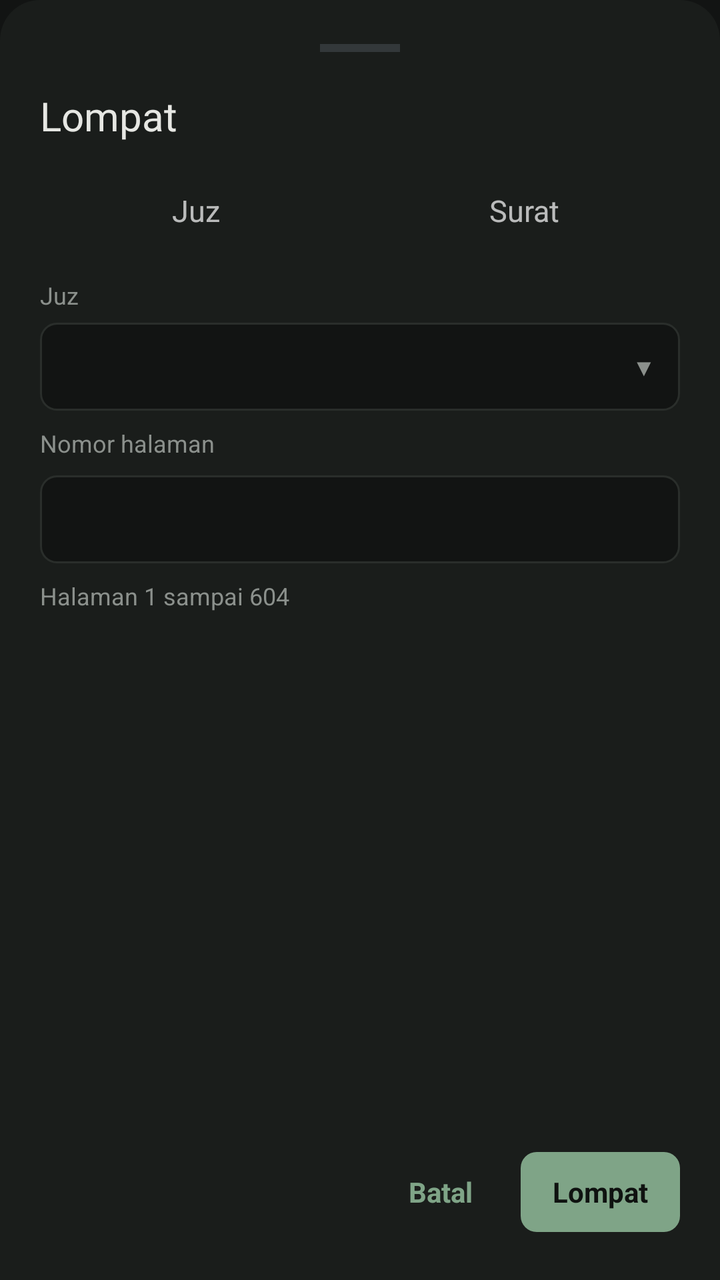
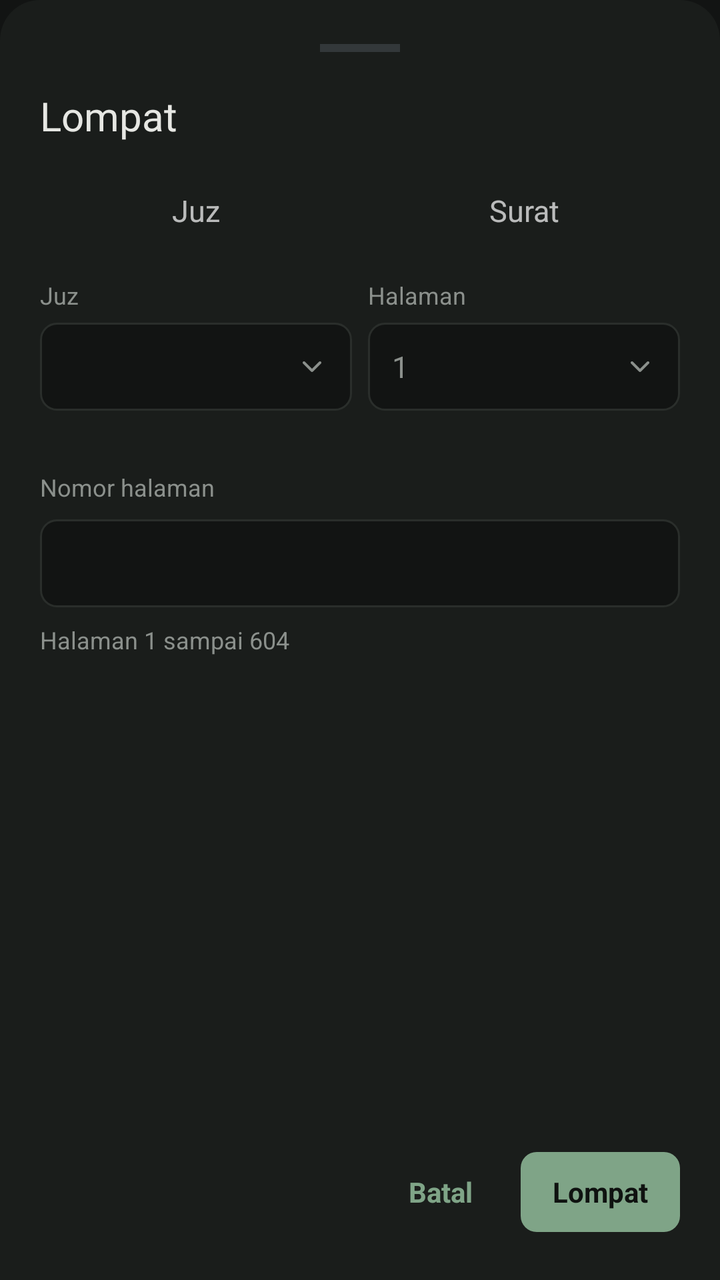

Before-and-after screenshots of an Android layout around one commit, followed by the original layout XML and the change that was made.
<!-- AndroidManifest.xml: application theme Theme.Alquran -->
<!-- res/layout/dialog_lompat.xml -->
<?xml version="1.0" encoding="utf-8"?>
<LinearLayout xmlns:android="http://schemas.android.com/apk/res/android"
    android:layout_width="match_parent"
    android:layout_height="match_parent"
    android:background="@drawable/bg_sheet"
    android:clipChildren="false"
    android:orientation="vertical"
    android:paddingStart="20dp"
    android:paddingTop="14dp"
    android:paddingEnd="20dp"
    android:paddingBottom="24dp">

    
    <FrameLayout
        android:id="@+id/pegangan"
        android:layout_width="match_parent"
        android:layout_height="56dp">

        <View
            android:layout_width="40dp"
            android:layout_height="4dp"
            android:layout_gravity="top|center_horizontal"
            android:layout_marginTop="8dp"
            android:background="@color/frame" />
    </FrameLayout>

    
    <TextView
        android:layout_width="wrap_content"
        android:layout_height="wrap_content"
        android:layout_marginTop="-26dp"
        android:fontFamily="@font/cardo_bold"
        android:text="@string/lompat_judul"
        android:textColor="@color/text"
        android:textSize="20sp" />

    <LinearLayout
        android:layout_width="match_parent"
        android:layout_height="40dp"
        android:layout_marginTop="14dp"
        android:orientation="horizontal">

        <TextView
            android:id="@+id/tab_juz"
            android:layout_width="0dp"
            android:layout_height="match_parent"
            android:layout_weight="1"
            android:gravity="center"
            android:text="@string/lompat_juz"
            android:textSize="15sp" />

        <TextView
            android:id="@+id/tab_surat"
            android:layout_width="0dp"
            android:layout_height="match_parent"
            android:layout_marginStart="8dp"
            android:layout_weight="1"
            android:gravity="center"
            android:text="@string/lompat_surat"
            android:textSize="15sp" />
    </LinearLayout>

    
    <FrameLayout
        android:layout_width="match_parent"
        android:layout_height="0dp"
        android:layout_weight="1"
        android:layout_marginTop="14dp"
        android:clipChildren="false"
        android:clipToPadding="false">

        
        <FrameLayout
            android:id="@+id/panel_juz"
            android:layout_width="match_parent"
            android:layout_height="match_parent"
            android:clipChildren="false"
            android:clipToPadding="false">

            <TextView
                android:layout_width="wrap_content"
                android:layout_height="wrap_content"
                android:text="@string/lompat_juz"
                android:textColor="@color/muted"
                android:textSize="12sp" />

            <LinearLayout
                android:id="@+id/btn_juz"
                android:layout_width="match_parent"
                android:layout_height="44dp"
                android:layout_marginTop="22dp"
                android:background="@drawable/bg_isi"
                android:clickable="true"
                android:focusable="true"
                android:gravity="center_vertical"
                android:orientation="horizontal"
                android:paddingStart="12dp"
                android:paddingEnd="12dp">

                <TextView
                    android:id="@+id/teks_juz"
                    android:layout_width="0dp"
                    android:layout_height="wrap_content"
                    android:layout_weight="1"
                    android:textColor="@color/text"
                    android:textSize="15sp" />

                <TextView
                    android:id="@+id/panah_juz"
                    android:layout_width="wrap_content"
                    android:layout_height="wrap_content"
                    android:text="@string/lompat_panah_bawah"
                    android:textColor="@color/muted"
                    android:textSize="12sp" />
            </LinearLayout>

            
            <ListView
                android:id="@+id/list_juz"
                android:layout_width="match_parent"
                android:layout_height="198dp"
                android:layout_marginTop="74dp"
                android:background="@drawable/bg_menu"
                android:divider="@null"
                android:elevation="8dp"
                android:padding="4dp"
                android:visibility="gone" />

            <LinearLayout
                android:layout_width="match_parent"
                android:layout_height="wrap_content"
                android:layout_marginTop="74dp"
                android:orientation="vertical">

                <TextView
                    android:layout_width="wrap_content"
                    android:layout_height="wrap_content"
                    android:text="@string/lompat_nomor_halaman"
                    android:textColor="@color/muted"
                    android:textSize="12sp" />

                <EditText
                    android:id="@+id/inp_halaman"
                    android:layout_width="match_parent"
                    android:layout_height="44dp"
                    android:layout_marginTop="8dp"
                    android:background="@drawable/bg_isi"
                    android:gravity="center_vertical"
                    android:importantForAutofill="no"
                    android:inputType="number"
                    android:paddingStart="12dp"
                    android:paddingEnd="12dp"
                    android:singleLine="true"
                    android:textColor="@color/text"
                    android:textColorHint="@color/muted"
                    android:textSize="15sp" />

                <TextView
                    android:id="@+id/hint_halaman"
                    android:layout_width="wrap_content"
                    android:layout_height="wrap_content"
                    android:layout_marginTop="8dp"
                    android:text="@string/lompat_hint_halaman"
                    android:textColor="@color/muted"
                    android:textSize="12sp" />
            </LinearLayout>
        </FrameLayout>

        
        <FrameLayout
            android:id="@+id/panel_surat"
            android:layout_width="match_parent"
            android:layout_height="match_parent"
            android:clipChildren="false"
            android:clipToPadding="false"
            android:visibility="gone">

            <TextView
                android:layout_width="wrap_content"
                android:layout_height="wrap_content"
                android:text="@string/lompat_surat_label"
                android:textColor="@color/muted"
                android:textSize="12sp" />

            <LinearLayout
                android:id="@+id/btn_surat"
                android:layout_width="match_parent"
                android:layout_height="44dp"
                android:layout_marginTop="22dp"
                android:background="@drawable/bg_isi"
                android:clickable="true"
                android:focusable="true"
                android:gravity="center_vertical"
                android:orientation="horizontal"
                android:paddingStart="12dp"
                android:paddingEnd="12dp">

                <TextView
                    android:id="@+id/teks_surat"
                    android:layout_width="0dp"
                    android:layout_height="wrap_content"
                    android:layout_weight="1"
                    android:textColor="@color/text"
                    android:textSize="15sp" />

                <TextView
                    android:id="@+id/panah_surat"
                    android:layout_width="wrap_content"
                    android:layout_height="wrap_content"
                    android:text="@string/lompat_panah_bawah"
                    android:textColor="@color/muted"
                    android:textSize="12sp" />
            </LinearLayout>

            <ListView
                android:id="@+id/list_surat"
                android:layout_width="match_parent"
                android:layout_height="198dp"
                android:layout_marginTop="74dp"
                android:background="@drawable/bg_menu"
                android:divider="@null"
                android:elevation="8dp"
                android:padding="4dp"
                android:visibility="gone" />

            <LinearLayout
                android:layout_width="match_parent"
                android:layout_height="wrap_content"
                android:layout_marginTop="74dp"
                android:orientation="vertical">

                <TextView
                    android:layout_width="wrap_content"
                    android:layout_height="wrap_content"
                    android:text="@string/lompat_ayat_label"
                    android:textColor="@color/muted"
                    android:textSize="12sp" />

                <EditText
                    android:id="@+id/inp_ayat"
                    android:layout_width="match_parent"
                    android:layout_height="44dp"
                    android:layout_marginTop="8dp"
                    android:background="@drawable/bg_isi"
                    android:gravity="center_vertical"
                    android:importantForAutofill="no"
                    android:inputType="number"
                    android:paddingStart="12dp"
                    android:paddingEnd="12dp"
                    android:singleLine="true"
                    android:textColor="@color/text"
                    android:textColorHint="@color/muted"
                    android:textSize="15sp" />

                <TextView
                    android:id="@+id/hint_ayat"
                    android:layout_width="wrap_content"
                    android:layout_height="wrap_content"
                    android:layout_marginTop="8dp"
                    android:textColor="@color/muted"
                    android:textSize="12sp" />
            </LinearLayout>
        </FrameLayout>
    </FrameLayout>

    <LinearLayout
        android:layout_width="match_parent"
        android:layout_height="40dp"
        android:gravity="end|center_vertical"
        android:orientation="horizontal">

        <TextView
            android:id="@+id/btn_batal"
            android:layout_width="wrap_content"
            android:layout_height="match_parent"
            android:gravity="center"
            android:paddingStart="16dp"
            android:paddingEnd="16dp"
            android:text="@string/lompat_batal"
            android:textColor="@color/accent"
            android:textSize="14sp"
            android:textStyle="bold" />

        <TextView
            android:id="@+id/btn_lompat"
            android:layout_width="wrap_content"
            android:layout_height="match_parent"
            android:layout_marginStart="8dp"
            android:background="@drawable/bg_tab_on"
            android:gravity="center"
            android:paddingStart="16dp"
            android:paddingEnd="16dp"
            android:text="@string/lompat_lompat"
            android:textColor="#0F1210"
            android:textSize="14sp"
            android:textStyle="bold" />
    </LinearLayout>
</LinearLayout>
<!-- resources referenced by this layout -->
<resources>
  <color name="accent">#7FA487</color>
  <color name="frame">#33383A</color>
  <color name="muted">#8B908C</color>
  <color name="text">#E6E7E3</color>
  <!-- drawable bg_isi (drawable) -->
  <?xml version="1.0" encoding="utf-8"?>
  <shape xmlns:android="http://schemas.android.com/apk/res/android" android:shape="rectangle">
      <solid android:color="@color/bg" />
      <stroke android:width="1dp" android:color="@color/line" />
      <corners android:radius="8dp" />
  </shape>
  <!-- drawable bg_menu (drawable) -->
  <?xml version="1.0" encoding="utf-8"?>
  <shape xmlns:android="http://schemas.android.com/apk/res/android" android:shape="rectangle">
      <solid android:color="@color/surface" />
      <stroke android:width="1dp" android:color="@color/line" />
      <corners android:radius="8dp" />
  </shape>
  <!-- drawable bg_sheet (drawable) -->
  <?xml version="1.0" encoding="utf-8"?>
  <shape xmlns:android="http://schemas.android.com/apk/res/android" android:shape="rectangle">
      <solid android:color="@color/surface" />
      <corners
          android:topLeftRadius="20dp"
          android:topRightRadius="20dp"
          android:bottomLeftRadius="0dp"
          android:bottomRightRadius="0dp" />
  </shape>
  <!-- drawable bg_tab_on (drawable) -->
  <?xml version="1.0" encoding="utf-8"?>
  <shape xmlns:android="http://schemas.android.com/apk/res/android" android:shape="rectangle">
      <solid android:color="@color/accent" />
      <corners android:radius="8dp" />
  </shape>
  <string name="lompat_ayat_label">Nomor ayat</string>
  <string name="lompat_batal">Batal</string>
  <string name="lompat_hint_halaman">Halaman 1 sampai 604</string>
  <string name="lompat_judul">Lompat</string>
  <string name="lompat_juz">Juz</string>
  <string name="lompat_lompat">Lompat</string>
  <string name="lompat_nomor_halaman">Nomor halaman</string>
  <string name="lompat_panah_bawah">▼</string>
  <string name="lompat_surat">Surat</string>
  <string name="lompat_surat_label">Surat</string>
  <style name="Theme.Alquran" parent="Theme.AppCompat.NoActionBar">
          <item name="android:windowBackground">@color/bg</item>
          <item name="android:statusBarColor">@color/bg</item>
          <item name="android:navigationBarColor">@color/bg</item>
          <item name="android:windowLightStatusBar">false</item>
      </style>
  <color name="bg">#121413</color>
  <color name="line">#2A2E2B</color>
  <color name="surface">#1A1D1B</color>
</resources>

<!-- the commit's change to res/layout/dialog_lompat.xml (unified diff, before → after) -->
@@ -77,59 +77,158 @@
             android:clipChildren="false"
             android:clipToPadding="false">
 
+            
+            <LinearLayout
+                android:id="@+id/baris_juz"
+                android:layout_width="match_parent"
+                android:layout_height="match_parent"
+                android:clipChildren="false"
+                android:clipToPadding="false"
+                android:elevation="8dp"
+                android:orientation="horizontal">
+
+                <FrameLayout
+                    android:layout_width="0dp"
+                    android:layout_height="match_parent"
+                    android:layout_marginEnd="4dp"
+                    android:layout_weight="1"
+                    android:clipChildren="false"
+                    android:clipToPadding="false">
+
+                    <TextView
+                        android:layout_width="wrap_content"
+                        android:layout_height="wrap_content"
+                        android:text="@string/lompat_juz"
+                        android:textColor="@color/muted"
+                        android:textSize="12sp" />
+
+                    <LinearLayout
+                        android:id="@+id/btn_juz"
+                        android:layout_width="match_parent"
+                        android:layout_height="44dp"
+                        android:layout_marginTop="22dp"
+                        android:background="@drawable/bg_isi"
+                        android:clickable="true"
+                        android:focusable="true"
+                        android:gravity="center_vertical"
+                        android:orientation="horizontal"
+                        android:paddingStart="12dp"
+                        android:paddingEnd="12dp">
+
+                        <TextView
+                            android:id="@+id/teks_juz"
+                            android:layout_width="0dp"
+                            android:layout_height="wrap_content"
+                            android:layout_weight="1"
+                            android:textColor="@color/text"
+                            android:textSize="15sp" />
+
+                        <ImageView
+                            android:id="@+id/panah_juz"
+                            android:layout_width="16dp"
+                            android:layout_height="16dp"
+                            android:importantForAccessibility="no"
+                            android:rotation="90"
+                            android:src="@drawable/ic_chevron" />
+                    </LinearLayout>
+
+                    <ListView
+                        android:id="@+id/list_juz"
+                        android:layout_width="match_parent"
+                        android:layout_height="0dp"
+                        android:layout_marginTop="65dp"
+                        android:background="@drawable/bg_menu_bawah"
+                        android:divider="@null"
+                        android:padding="4dp"
+                        android:visibility="gone" />
+                </FrameLayout>
+
+                <FrameLayout
+                    android:layout_width="0dp"
+                    android:layout_height="match_parent"
+                    android:layout_marginStart="4dp"
+                    android:layout_weight="1"
+                    android:clipChildren="false"
+                    android:clipToPadding="false">
+
+                    <TextView
+                        android:layout_width="wrap_content"
+                        android:layout_height="wrap_content"
+                        android:text="@string/lompat_halaman"
+                        android:textColor="@color/muted"
+                        android:textSize="12sp" />
+
+                    <LinearLayout
+                        android:id="@+id/fd_hal"
+                        android:layout_width="match_parent"
+                        android:layout_height="44dp"
+                        android:layout_marginTop="22dp"
+                        android:background="@drawable/bg_isi"
+                        android:gravity="center_vertical"
+                        android:orientation="horizontal"
+                        android:paddingStart="12dp">
+
+                        <EditText
+                            android:id="@+id/inp_juz_hal"
+                            android:layout_width="0dp"
+                            android:layout_height="match_parent"
+                            android:layout_weight="1"
+                            android:background="@null"
+                            android:gravity="center_vertical"
+                            android:hint="1"
+                            android:importantForAutofill="no"
+                            android:inputType="number"
+                            android:maxLength="2"
+                            android:padding="0dp"
+                            android:singleLine="true"
+                            android:textColor="@color/text"
+                            android:textColorHint="@color/muted"
+                            android:textSize="15sp" />
+
+                        <FrameLayout
+                            android:id="@+id/btn_panah_hal"
+                            android:layout_width="40dp"
+                            android:layout_height="match_parent"
+                            android:clickable="true"
+                            android:focusable="true">
+
+                            <ImageView
+                                android:id="@+id/panah_hal"
+                                android:layout_width="16dp"
+                                android:layout_height="16dp"
+                                android:layout_gravity="center"
+                                android:importantForAccessibility="no"
+                                android:rotation="90"
+                                android:src="@drawable/ic_chevron" />
+                        </FrameLayout>
+                    </LinearLayout>
+
+                    <ListView
+                        android:id="@+id/list_hal"
+                        android:layout_width="match_parent"
+                        android:layout_height="0dp"
+                        android:layout_marginTop="65dp"
+                        android:background="@drawable/bg_menu_bawah"
+                        android:divider="@null"
+                        android:padding="4dp"
+                        android:visibility="gone" />
+                </FrameLayout>
+            </LinearLayout>
+
+            
             <TextView
-                android:layout_width="wrap_content"
+                android:id="@+id/hint_juz"
+                android:layout_width="match_parent"
                 android:layout_height="wrap_content"
-                android:text="@string/lompat_juz"
+                android:layout_marginTop="72dp"
+                android:minHeight="16dp"
                 android:textColor="@color/muted"
                 android:textSize="12sp" />
 
             <LinearLayout
-                android:id="@+id/btn_juz"
-                android:layout_width="match_parent"
-                android:layout_height="44dp"
-                android:layout_marginTop="22dp"
-                android:background="@drawable/bg_isi"
-                android:clickable="true"
-                android:focusable="true"
-                android:gravity="center_vertical"
-                android:orientation="horizontal"
-                android:paddingStart="12dp"
-                android:paddingEnd="12dp">
-
-                <TextView
-                    android:id="@+id/teks_juz"
-                    android:layout_width="0dp"
-                    android:layout_height="wrap_content"
-                    android:layout_weight="1"
-                    android:textColor="@color/text"
-                    android:textSize="15sp" />
-
-                <TextView
-                    android:id="@+id/panah_juz"
-                    android:layout_width="wrap_content"
-                    android:layout_height="wrap_content"
-                    android:text="@string/lompat_panah_bawah"
-                    android:textColor="@color/muted"
-                    android:textSize="12sp" />
-            </LinearLayout>
-
-            
-            <ListView
-                android:id="@+id/list_juz"
-                android:layout_width="match_parent"
-                android:layout_height="198dp"
-                android:layout_marginTop="74dp"
-                android:background="@drawable/bg_menu"
-                android:divider="@null"
-                android:elevation="8dp"
-                android:padding="4dp"
-                android:visibility="gone" />
-
-            <LinearLayout
                 android:layout_width="match_parent"
                 android:layout_height="wrap_content"
-                android:layout_marginTop="74dp"
+                android:layout_marginTop="96dp"
                 android:orientation="vertical">
 
                 <TextView
@@ -203,21 +302,21 @@
                     android:textColor="@color/text"
                     android:textSize="15sp" />
 
-                <TextView
+                <ImageView
                     android:id="@+id/panah_surat"
-                    android:layout_width="wrap_content"
-                    android:layout_height="wrap_content"
-                    android:text="@string/lompat_panah_bawah"
-                    android:textColor="@color/muted"
-                    android:textSize="12sp" />
+                    android:layout_width="16dp"
+                    android:layout_height="16dp"
+                    android:importantForAccessibility="no"
+                    android:rotation="90"
+                    android:src="@drawable/ic_chevron" />
             </LinearLayout>
 
             <ListView
                 android:id="@+id/list_surat"
                 android:layout_width="match_parent"
-                android:layout_height="198dp"
-                android:layout_marginTop="74dp"
-                android:background="@drawable/bg_menu"
+                android:layout_height="0dp"
+                android:layout_marginTop="65dp"
+                android:background="@drawable/bg_menu_bawah"
                 android:divider="@null"
                 android:elevation="8dp"
                 android:padding="4dp"
<!-- resource entries referenced after the edit -->
@@ -11,12 +11,16 @@
       <stroke android:width="1dp" android:color="@color/line" />
       <corners android:radius="8dp" />
   </shape>
-  <!-- drawable bg_menu (drawable) -->
+  <!-- drawable bg_menu_bawah (drawable) -->
   <?xml version="1.0" encoding="utf-8"?>
   <shape xmlns:android="http://schemas.android.com/apk/res/android" android:shape="rectangle">
       <solid android:color="@color/surface" />
       <stroke android:width="1dp" android:color="@color/line" />
-      <corners android:radius="8dp" />
+      <corners
+          android:topLeftRadius="0dp"
+          android:topRightRadius="0dp"
+          android:bottomLeftRadius="8dp"
+          android:bottomRightRadius="8dp" />
   </shape>
   <!-- drawable bg_sheet (drawable) -->
   <?xml version="1.0" encoding="utf-8"?>
@@ -34,14 +38,28 @@
       <solid android:color="@color/accent" />
       <corners android:radius="8dp" />
   </shape>
+  <!-- drawable ic_chevron (drawable) -->
+  <?xml version="1.0" encoding="utf-8"?>
+  <vector xmlns:android="http://schemas.android.com/apk/res/android"
+      android:width="16dp"
+      android:height="16dp"
+      android:viewportWidth="24"
+      android:viewportHeight="24">
+      <path
+          android:pathData="M9,6l6,6l-6,6"
+          android:strokeColor="@color/muted"
+          android:strokeWidth="2"
+          android:strokeLineCap="round"
+          android:strokeLineJoin="round" />
+  </vector>
   <string name="lompat_ayat_label">Nomor ayat</string>
   <string name="lompat_batal">Batal</string>
+  <string name="lompat_halaman">Halaman</string>
   <string name="lompat_hint_halaman">Halaman 1 sampai 604</string>
   <string name="lompat_judul">Lompat</string>
   <string name="lompat_juz">Juz</string>
   <string name="lompat_lompat">Lompat</string>
   <string name="lompat_nomor_halaman">Nomor halaman</string>
-  <string name="lompat_panah_bawah">▼</string>
   <string name="lompat_surat">Surat</string>
   <string name="lompat_surat_label">Surat</string>
   <style name="Theme.Alquran" parent="Theme.AppCompat.NoActionBar">
